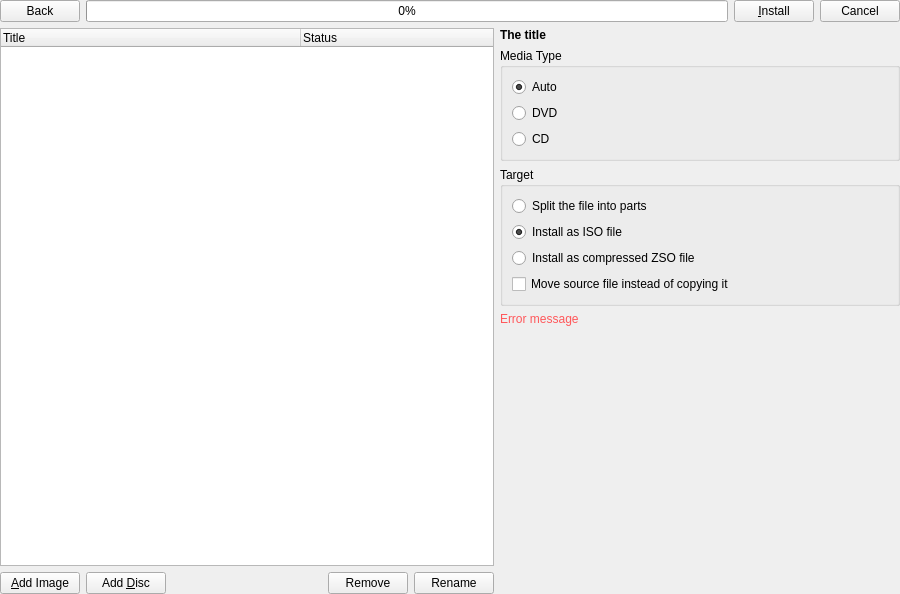
Old version of the form src/OplPcTools/UI/GameInstallerActivity.ui in the repository brainstream/OPL-PC-Tools.
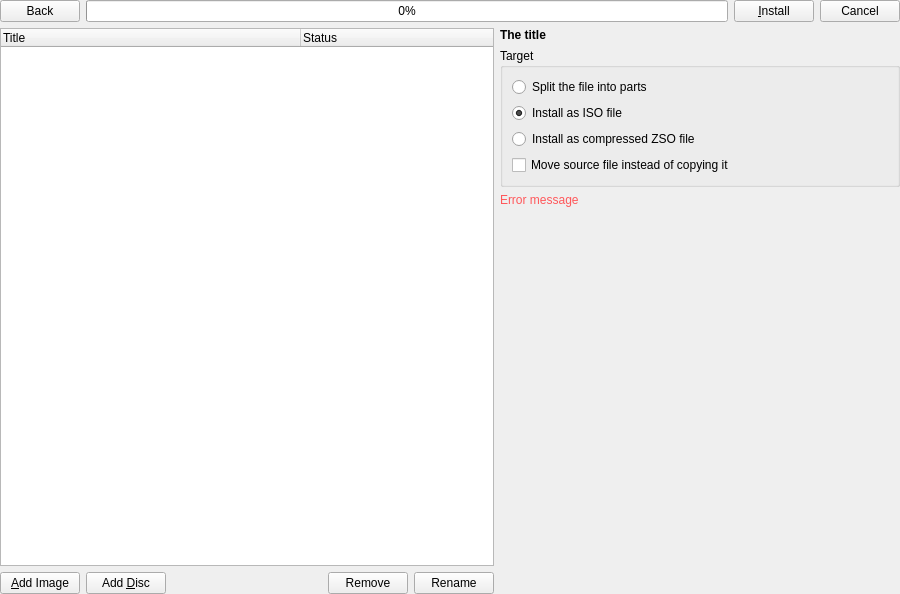
New version of the form. Icons and pictures are not drawn.

Commit message:
Game installation: the media type selector remove
Auto-detection is enabled permanently

What changed in the file:
```diff
--- a/src/OplPcTools/UI/GameInstallerActivity.ui
+++ b/src/OplPcTools/UI/GameInstallerActivity.ui
@@ -272,39 +272,6 @@
                </property>
               </widget>
              </item>
-             <item>
-              <widget class="QGroupBox" name="mp_groupbox_media_type">
-               <property name="title">
-                <string>Media Type</string>
-               </property>
-               <layout class="QVBoxLayout" name="verticalLayout_4">
-                <item>
-                 <widget class="QRadioButton" name="mp_radio_mtauto">
-                  <property name="text">
-                   <string>Auto</string>
-                  </property>
-                  <property name="checked">
-                   <bool>true</bool>
-                  </property>
-                 </widget>
-                </item>
-                <item>
-                 <widget class="QRadioButton" name="mp_radio_mtdvd">
-                  <property name="text">
-                   <string>DVD</string>
-                  </property>
-                 </widget>
-                </item>
-                <item>
-                 <widget class="QRadioButton" name="mp_radio_mtcd">
-                  <property name="text">
-                   <string>CD</string>
-                  </property>
-                 </widget>
-                </item>
-               </layout>
-              </widget>
-             </item>
              <item>
               <widget class="QGroupBox" name="mp_groupbox_options">
                <property name="title">
```
Left out of the diff: 3 changed lines with no effect on the pictures. The commit also changes 11 other files.
